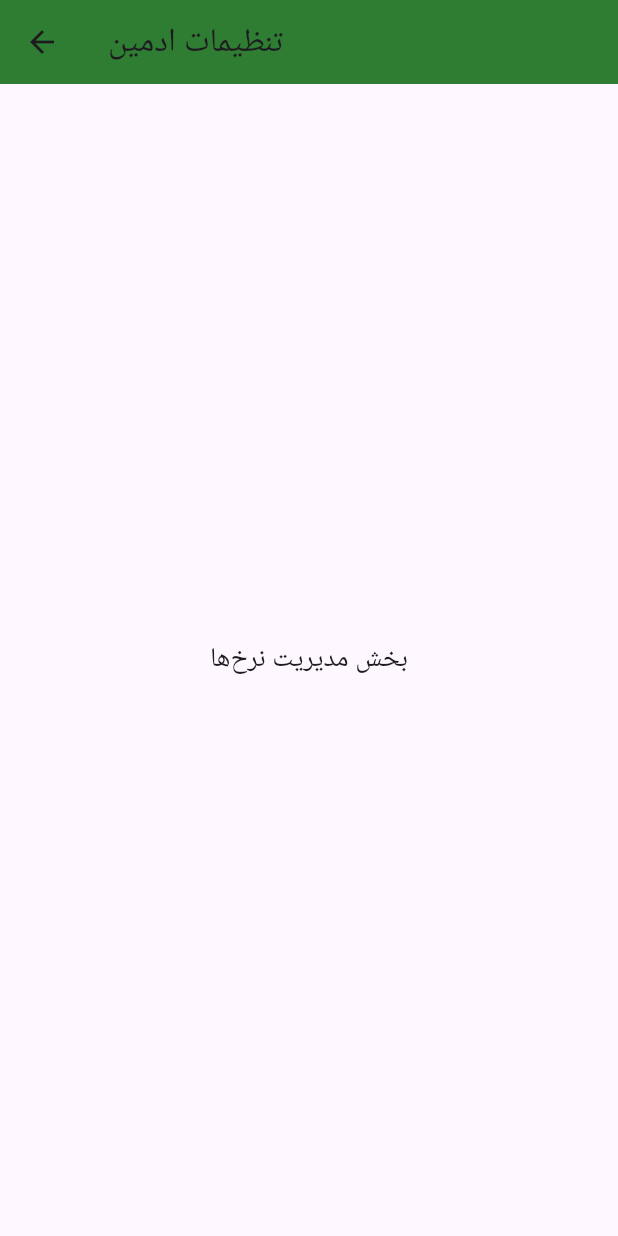
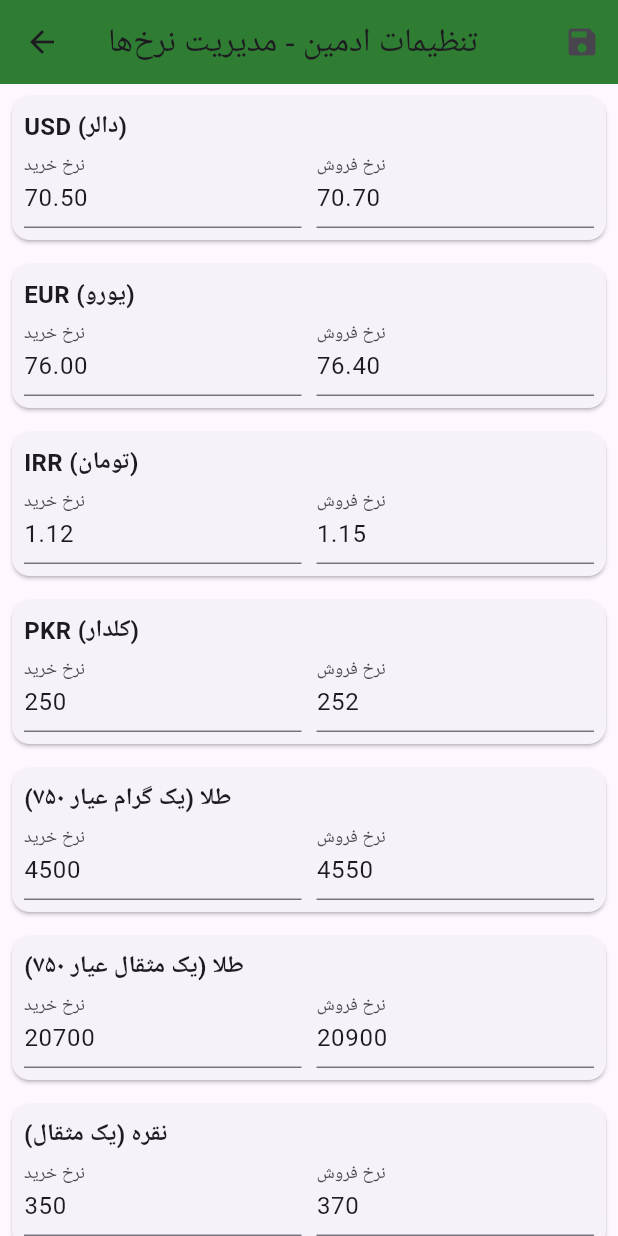
Before and after one commit to aj3157247-bot/-Shahzada-Rates-, a Flutter app: the screen it shows after launch, after a tap on the "admin panel settings" icon, on a phone screen of 412 x 824 dp. Run offline on Flutter 3.47's test engine with Material 3 defaults, Android fonts, the phone set to English and light mode, and no system bars; our stand-ins replace firebase_analytics, firebase_core, share_plus, shared_preferences; accounts and stored records are empty.

Commit message:
Update main.dart

```diff
--- a/lib/main.dart
+++ b/lib/main.dart
@@ -12,7 +12,7 @@ import 'package:share_plus/share_plus.dart';
 void main() async {
   WidgetsFlutterBinding.ensureInitialized();
   try {
-    // await Firebase.initializeApp();
+    await Firebase.initializeApp(); // فعال‌سازی فایربیس برای آمارگیری تعداد کاربران
   } catch (e) {
     debugPrint('Firebase error: $e');
   }
@@ -21,6 +21,10 @@ void main() async {
 
 class AfghanExchangeApp extends StatelessWidget {
   const AfghanExchangeApp({super.key});
+
+  static FirebaseAnalytics analytics = FirebaseAnalytics.instance;
+  static FirebaseAnalyticsObserver observer =
+      FirebaseAnalyticsObserver(analytics: analytics);
 
   @override
   Widget build(BuildContext context) {
@@ -31,6 +35,7 @@ class AfghanExchangeApp extends StatelessWidget {
         primarySwatch: Colors.green,
         fontFamily: 'Roboto',
       ),
+      navigatorObservers: [observer],
       home: const HomeScreen(),
     );
   }
@@ -45,16 +50,25 @@ class HomeScreen extends StatefulWidget {
 
 class _HomeScreenState extends State<HomeScreen> {
   Map<String, dynamic> fullData = {};
-  bool isLoading = false;
 
   @override
   void initState() {
     super.initState();
-    loadRatesSafely();
+    loadRates();
   }
 
-  Future<void> loadRatesSafely() async {
+  Future<void> loadRates() async {
     try {
+      final prefs = await SharedPreferences.getInstance();
+      String? savedJson = prefs.getString('saved_rates_data');
+
+      if (savedJson != null && savedJson.isNotEmpty) {
+        setState(() {
+          fullData = json.decode(savedJson);
+        });
+        return;
+      }
+
       final String jsonString = await rootBundle.loadString('assets/rates.json');
       if (jsonString.isNotEmpty) {
         setState(() {
@@ -62,7 +76,7 @@ class _HomeScreenState extends State<HomeScreen> {
         });
       }
     } catch (e) {
-      debugPrint('Asset load error: $e');
+      debugPrint('Load rates error: $e');
     }
   }
 
@@ -96,18 +110,18 @@ class _HomeScreenState extends State<HomeScreen> {
           ),
           IconButton(
             icon: const Icon(Icons.admin_panel_settings),
-            onPressed: () {
-              Navigator.push(
+            onPressed: () async {
+              await Navigator.push(
                 context,
                 MaterialPageRoute(builder: (context) => const AdminPage()),
               );
+              loadRates();
             },
           ),
         ],
       ),
       body: Column(
         children: [
-          // بخش نمایش تاریخ بروزرسانی
           Container(
             padding: const EdgeInsets.all(12),
             color: Colors.green[50],
@@ -157,6 +171,7 @@ class _HomeScreenState extends State<HomeScreen> {
                     },
                   ),
           ),
+          // بخش تبلیغات و راه‌های ارتباطی در پایین صفحه
           GestureDetector(
             onTap: () => _launchExternalUrl('https://t.me/your_channel'),
             child: Container(
@@ -182,22 +197,128 @@ class _HomeScreenState extends State<HomeScreen> {
   }
 }
 
-class AdminPage extends StatelessWidget {
+class AdminPage extends StatefulWidget {
   const AdminPage({super.key});
+
+  @override
+  State<AdminPage> createState() => _AdminPageState();
+}
+
+class _AdminPageState extends State<AdminPage> {
+  List ratesList = [];
+  bool isLoading = true;
+
+  @override
+  void initState() {
+    super.initState();
+    loadAdminData();
+  }
+
+  Future<void> loadAdminData() async {
+    try {
+      final prefs = await SharedPreferences.getInstance();
+      String? savedJson = prefs.getString('saved_rates_data');
+
+      String jsonString;
+      if (savedJson != null && savedJson.isNotEmpty) {
+        jsonString = savedJson;
+      } else {
+        jsonString = await rootBundle.loadString('assets/rates.json');
+      }
+
+      var decoded = json.decode(jsonString);
+      setState(() {
+        ratesList = decoded['rates'] is List ? List.from(decoded['rates']) : [];
+        isLoading = false;
+      });
+    } catch (e) {
+      setState(() {
+        isLoading = false;
+      });
+    }
+  }
+
+  Future<void> saveChanges() async {
+    try {
+      final prefs = await SharedPreferences.getInstance();
+      Map<String, dynamic> data = {
+        'last_updated': DateTime.now().toString().substring(0, 19),
+        'rates': ratesList,
+      };
+      await prefs.setString('saved_rates_data', json.encode(data));
+
+      if (!mounted) return;
+      ScaffoldMessenger.of(context).showSnackBar(
+        const SnackBar(content: Text('نرخ‌ها با موفقیت ذخیره شدند')),
+      );
+      Navigator.pop(context);
+    } catch (e) {
+      ScaffoldMessenger.of(context).showSnackBar(
+        SnackBar(content: Text('خطا در ذخیره اطلاعات: $e')),
+      );
+    }
+  }
 
   @override
   Widget build(BuildContext context) {
     return Scaffold(
       appBar: AppBar(
-        title: const Text('تنظیمات ادمین'),
+        title: const Text('تنظیمات ادمین - مدیریت نرخ‌ها'),
         backgroundColor: Colors.green[800],
+        actions: [
+          IconButton(
+            icon: const Icon(Icons.save),
+            onPressed: saveChanges,
+            tooltip: 'ذخیره تغییرات',
+          ),
+        ],
       ),
-      body: const Center(
-        child: Text(
-          'بخش مدیریت نرخ‌ها',
-          style: TextStyle(fontSize: 18),
-        ),
-      ),
+      body: isLoading
+          ? const Center(child: CircularProgressIndicator())
+          : ListView.builder(
+              itemCount: ratesList.length,
+              itemBuilder: (context, index) {
+                var item = ratesList[index];
+                return Card(
+                  margin: const EdgeInsets.all(8),
+                  child: Padding(
+                    padding: const EdgeInsets.all(8.0),
+                    child: Column(
+                      crossAxisAlignment: CrossAxisAlignment.start,
+                      children: [
+                        Text(
+                          item['currency'] ?? '',
+                          style: const TextStyle(fontWeight: FontWeight.bold, fontSize: 16),
+                        ),
+                        Row(
+                          children: [
+                            Expanded(
+                              child: TextField(
+                                decoration: const InputDecoration(labelText: 'نرخ خرید'),
+                                controller: TextEditingController(text: item['buy']?.toString() ?? ''),
+                                onChanged: (value) {
+                                  ratesList[index]['buy'] = value;
+                                },
+                              ),
+                            ),
+                            const SizedBox(width: 10),
+                            Expanded(
+                              child: TextField(
+                                decoration: const InputDecoration(labelText: 'نرخ فروش'),
+                                controller: TextEditingController(text: item['sell']?.toString() ?? ''),
+                                onChanged: (value) {
+                                  ratesList[index]['sell'] = value;
+                                },
+                              ),
+                            ),
+                          ],
+                        ),
+                      ],
+                    ),
+                  ),
+                );
+              },
+            ),
     );
   }
 }
```
